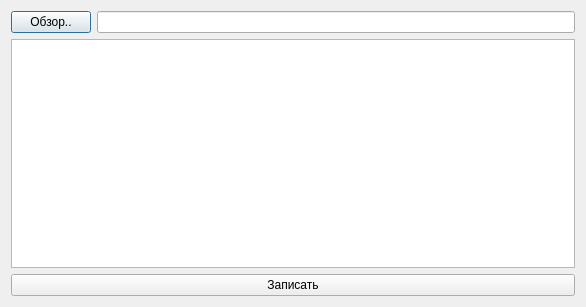
Qt form dlg4.ui (Kwic05/survey_wip) before a commit.
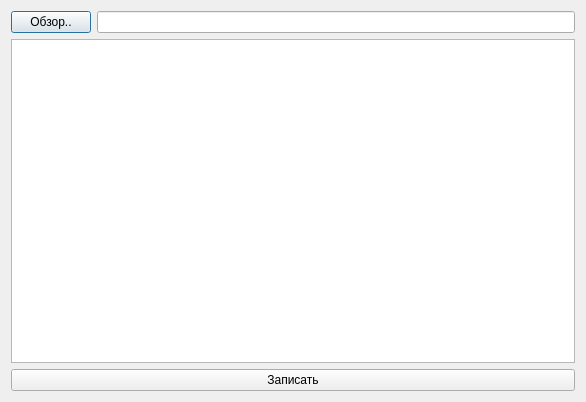
The same form after that commit.

```diff
--- a/dlg4.ui
+++ b/dlg4.ui
@@ -7,7 +7,7 @@
     <x>0</x>
     <y>0</y>
     <width>581</width>
-    <height>307</height>
+    <height>402</height>
    </rect>
   </property>
   <property name="windowTitle">
```
